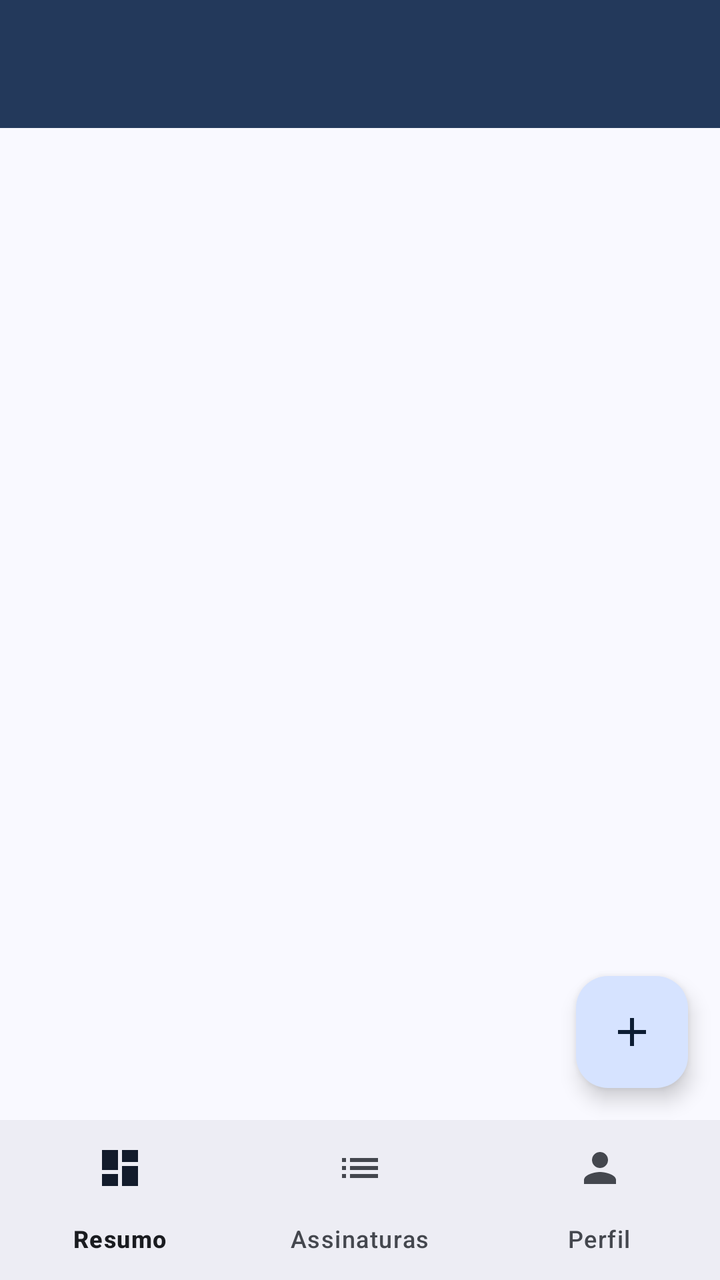
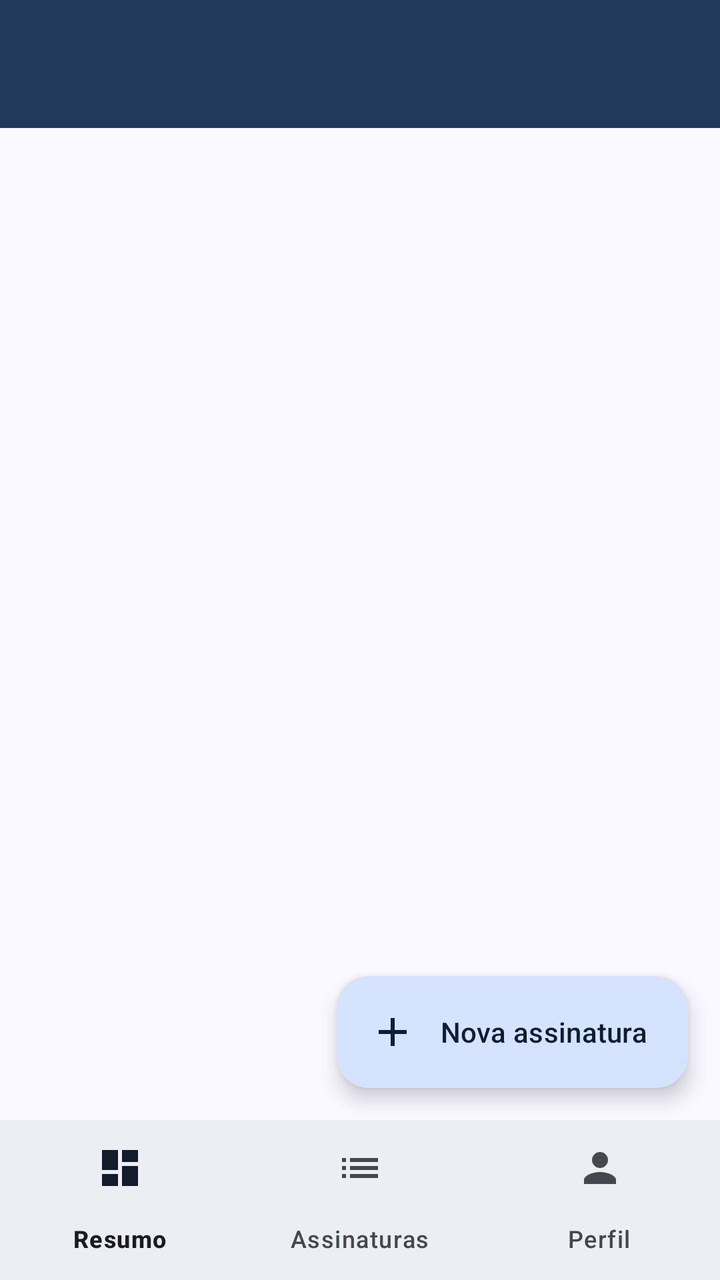

Screens rendered from an Android XML layout before and after an edit, with the pre-edit source and the edit as a unified diff.
<!-- AndroidManifest.xml: application theme Theme.Rekly -->
<!-- res/layout/activity_main.xml -->
<?xml version="1.0" encoding="utf-8"?>
<androidx.constraintlayout.widget.ConstraintLayout xmlns:android="http://schemas.android.com/apk/res/android"
    xmlns:app="http://schemas.android.com/apk/res-auto"
    xmlns:tools="http://schemas.android.com/tools"
    android:id="@+id/main"
    android:layout_width="match_parent"
    android:layout_height="match_parent"
    tools:context=".ui.main.MainActivity">

    <include
        android:id="@+id/toolbar"
        layout="@layout/layout_toolbar"
        android:layout_width="0dp"
        android:layout_height="wrap_content"
        app:layout_constraintEnd_toEndOf="parent"
        app:layout_constraintStart_toStartOf="parent"
        app:layout_constraintTop_toTopOf="parent" />

    
    <androidx.fragment.app.FragmentContainerView
        android:id="@+id/fragmentContainer"
        android:layout_width="0dp"
        android:layout_height="0dp"
        app:layout_constraintBottom_toTopOf="@id/bottomNavigation"
        app:layout_constraintEnd_toEndOf="parent"
        app:layout_constraintStart_toStartOf="parent"
        app:layout_constraintTop_toBottomOf="@id/toolbar" />

    <com.google.android.material.floatingactionbutton.FloatingActionButton
        android:id="@+id/fabNewSubscription"
        android:layout_width="wrap_content"
        android:layout_height="wrap_content"
        android:layout_margin="@dimen/spacing_medium"
        android:contentDescription="@string/action_new_subscription"
        app:layout_constraintBottom_toTopOf="@id/bottomNavigation"
        app:layout_constraintEnd_toEndOf="parent"
        app:srcCompat="@drawable/ic_add" />

    
    <com.google.android.material.bottomnavigation.BottomNavigationView
        android:id="@+id/bottomNavigation"
        android:layout_width="0dp"
        android:layout_height="wrap_content"
        app:layout_constraintBottom_toBottomOf="parent"
        app:layout_constraintEnd_toEndOf="parent"
        app:layout_constraintStart_toStartOf="parent"
        app:menu="@menu/menu_main_navigation" />

</androidx.constraintlayout.widget.ConstraintLayout>
<!-- res/layout/layout_toolbar.xml (included above) -->
<?xml version="1.0" encoding="utf-8"?>
<com.google.android.material.appbar.MaterialToolbar xmlns:android="http://schemas.android.com/apk/res/android"
    xmlns:app="http://schemas.android.com/apk/res-auto"
    android:layout_width="match_parent"
    android:layout_height="wrap_content"
    android:minHeight="?attr/actionBarSize"
    android:background="?attr/colorPrimary"
    app:navigationIconTint="?attr/colorOnPrimary"
    app:titleTextColor="?attr/colorOnPrimary" />
<!-- resources referenced by this layout -->
<resources>
  <dimen name="spacing_medium">16dp</dimen>
  <!-- drawable ic_add (drawable) -->
  <?xml version="1.0" encoding="utf-8"?>
  <vector xmlns:android="http://schemas.android.com/apk/res/android"
      android:width="24dp"
      android:height="24dp"
      android:viewportWidth="24"
      android:viewportHeight="24">
      <path
          android:fillColor="@android:color/black"
          android:pathData="M19,13h-6v6h-2v-6H5v-2h6V5h2v6h6v2z" />
  </vector>
  <string name="action_new_subscription">Nova assinatura</string>
  <style name="Theme.Rekly" parent="Base.Theme.Rekly" />
  <color name="md_theme_primary">#23395B</color>
  <color name="md_theme_onPrimary">#FFFFFF</color>
  <color name="md_theme_primaryContainer">#D6E3FF</color>
  <color name="md_theme_onPrimaryContainer">#0D1D33</color>
  <color name="md_theme_secondary">#565F71</color>
  <color name="md_theme_onSecondary">#FFFFFF</color>
  <color name="md_theme_secondaryContainer">#DAE2F9</color>
  <color name="md_theme_onSecondaryContainer">#131C2B</color>
  <color name="md_theme_tertiary">#705575</color>
  <color name="md_theme_onTertiary">#FFFFFF</color>
  <color name="md_theme_tertiaryContainer">#FAD8FD</color>
  <color name="md_theme_onTertiaryContainer">#28132E</color>
  <color name="md_theme_error">#BA1A1A</color>
  <color name="md_theme_onError">#FFFFFF</color>
  <color name="md_theme_errorContainer">#FFDAD6</color>
  <color name="md_theme_onErrorContainer">#410002</color>
  <color name="md_theme_background">#F9F9FF</color>
  <color name="md_theme_onBackground">#1A1C20</color>
  <color name="md_theme_surface">#F9F9FF</color>
  <color name="md_theme_onSurface">#1A1C20</color>
  <color name="md_theme_surfaceVariant">#E0E2EC</color>
  <color name="md_theme_onSurfaceVariant">#44474E</color>
  <color name="md_theme_outline">#74777F</color>
  <color name="md_theme_outlineVariant">#C4C6D0</color>
  <color name="md_theme_inverseSurface">#2E3036</color>
  <color name="md_theme_inverseOnSurface">#F0F0F7</color>
  <color name="md_theme_inversePrimary">#B0C6EC</color>
  <color name="md_theme_surfaceDim">#D9D9E0</color>
  <color name="md_theme_surfaceBright">#F9F9FF</color>
  <color name="md_theme_surfaceContainerLowest">#FFFFFF</color>
  <color name="md_theme_surfaceContainerLow">#F3F3FA</color>
  <color name="md_theme_surfaceContainer">#EDEDF4</color>
  <color name="md_theme_surfaceContainerHigh">#E8E7EF</color>
  <color name="md_theme_surfaceContainerHighest">#E2E2E9</color>
  <!-- unchanged entries left out for length: 1 -->
</resources>

<!-- the commit's change to res/layout/activity_main.xml (unified diff, before → after) -->
@@ -26,15 +26,16 @@
         app:layout_constraintStart_toStartOf="parent"
         app:layout_constraintTop_toBottomOf="@id/toolbar" />
 
-    <com.google.android.material.floatingactionbutton.FloatingActionButton
+    <com.google.android.material.floatingactionbutton.ExtendedFloatingActionButton
         android:id="@+id/fabNewSubscription"
+        style="@style/Widget.Material3.ExtendedFloatingActionButton.Icon.Primary"
         android:layout_width="wrap_content"
         android:layout_height="wrap_content"
         android:layout_margin="@dimen/spacing_medium"
-        android:contentDescription="@string/action_new_subscription"
+        android:text="@string/action_new_subscription"
+        app:icon="@drawable/ic_add"
         app:layout_constraintBottom_toTopOf="@id/bottomNavigation"
-        app:layout_constraintEnd_toEndOf="parent"
-        app:srcCompat="@drawable/ic_add" />
+        app:layout_constraintEnd_toEndOf="parent" />
 
     
     <com.google.android.material.bottomnavigation.BottomNavigationView
